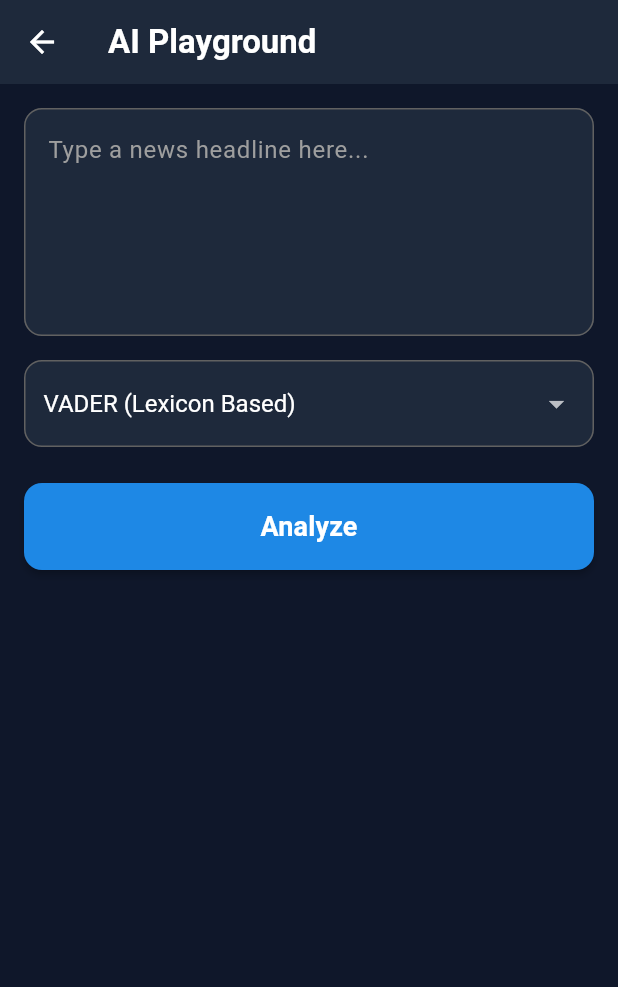
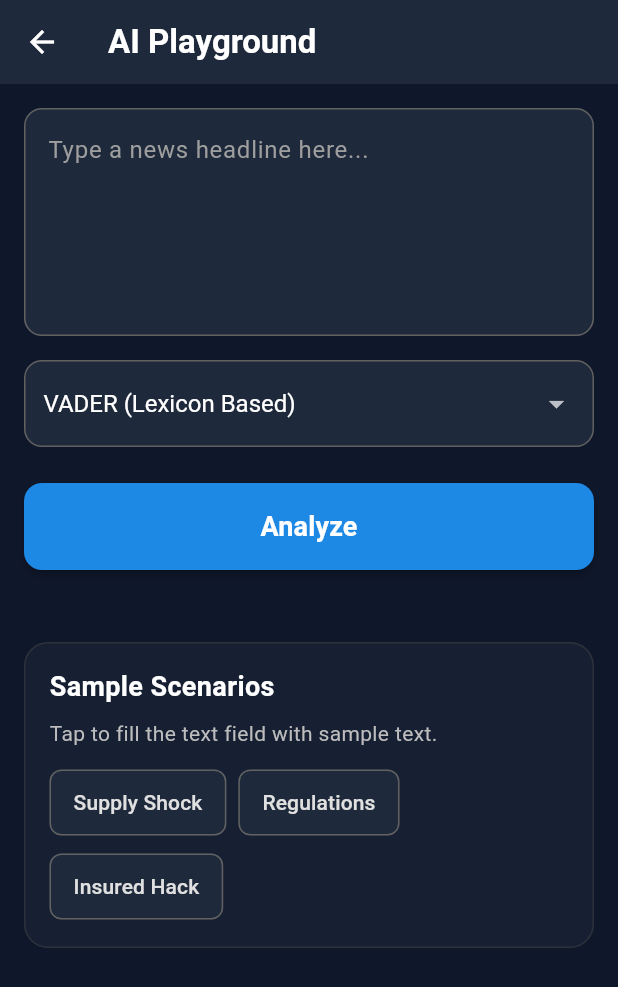
Before and after one commit to ErfanMasoudiBA/CryptoSentiment-Core, a Flutter app: the PlaygroundScreen screen opened directly, on a phone screen of 412 x 824 dp. Shown: the top 987 px of the screen. Run offline on Flutter 3.47's test engine with Material 3 defaults, Android fonts, the phone set to English and light mode, and no system bars; our stand-ins replace fl_chart, get; network calls fail.

Commit message:
add sample testing for users in each mobile and web app

```diff
--- a/mobile_app/crypto_sentiment_app/lib/views/playground/playground_screen.dart
+++ b/mobile_app/crypto_sentiment_app/lib/views/playground/playground_screen.dart
@@ -176,9 +176,84 @@ class PlaygroundScreen extends StatelessWidget {
                 ),
               );
             }),
+            const SizedBox(height: 24),
+            Container(
+              padding: const EdgeInsets.all(16),
+              decoration: BoxDecoration(
+                color: const Color(0xFF1E293B).withOpacity(0.5),
+                borderRadius: BorderRadius.circular(16),
+                border: Border.all(color: Colors.grey.shade800.withOpacity(0.5)),
+              ),
+              child: Column(
+                crossAxisAlignment: CrossAxisAlignment.start,
+                children: [
+                  const Text(
+                    'Sample Scenarios',
+                    style: TextStyle(
+                      fontSize: 18,
+                      fontWeight: FontWeight.bold,
+                      color: Colors.white,
+                    ),
+                  ),
+                  const SizedBox(height: 8),
+                  Text(
+                    'Tap to fill the text field with sample text.',
+                    style: TextStyle(
+                      fontSize: 14,
+                      color: Colors.grey.shade400,
+                    ),
+                  ),
+                  const SizedBox(height: 12),
+                  Wrap(
+                    spacing: 8,
+                    runSpacing: 8,
+                    children: [
+                      _buildSampleButton(
+                        'Supply Shock',
+                        'The sudden supply shock caused the price to stabilize at a higher level.',
+                      ),
+                      _buildSampleButton(
+                        'Regulations',
+                        'The strict regulations were finally lifted, opening doors for massive adoption.',
+                      ),
+                      _buildSampleButton(
+                        'Insured Hack',
+                        'The hack resulted in zero loss of user funds due to insurance coverage.',
+                      ),
+                    ],
+                  ),
+                ],
+              ),
+            ),
           ],
         ),
       ),
     );
   }
+
+  Widget _buildSampleButton(String label, String text) {
+    return ElevatedButton(
+      onPressed: () {
+        textController.text = text;
+        aiController.clearResult();
+      },
+      style: ElevatedButton.styleFrom(
+        backgroundColor: const Color(0xFF1E293B),
+        foregroundColor: Colors.grey.shade300,
+        padding: const EdgeInsets.symmetric(horizontal: 16, vertical: 12),
+        shape: RoundedRectangleBorder(
+          borderRadius: BorderRadius.circular(8),
+          side: BorderSide(color: Colors.grey.shade700),
+        ),
+        elevation: 0,
+      ),
+      child: Text(
+        label,
+        style: const TextStyle(
+          fontSize: 14,
+          fontWeight: FontWeight.w500,
+        ),
+      ),
+    );
+  }
 }
```
Also changed, not shown: 1 other file.
